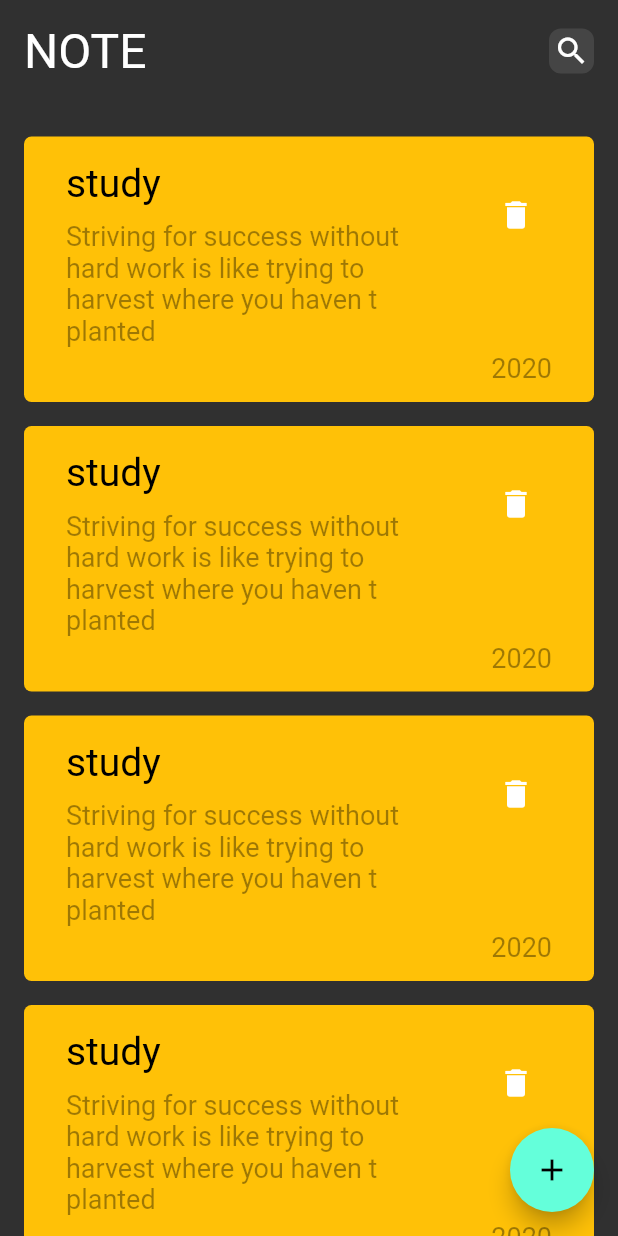
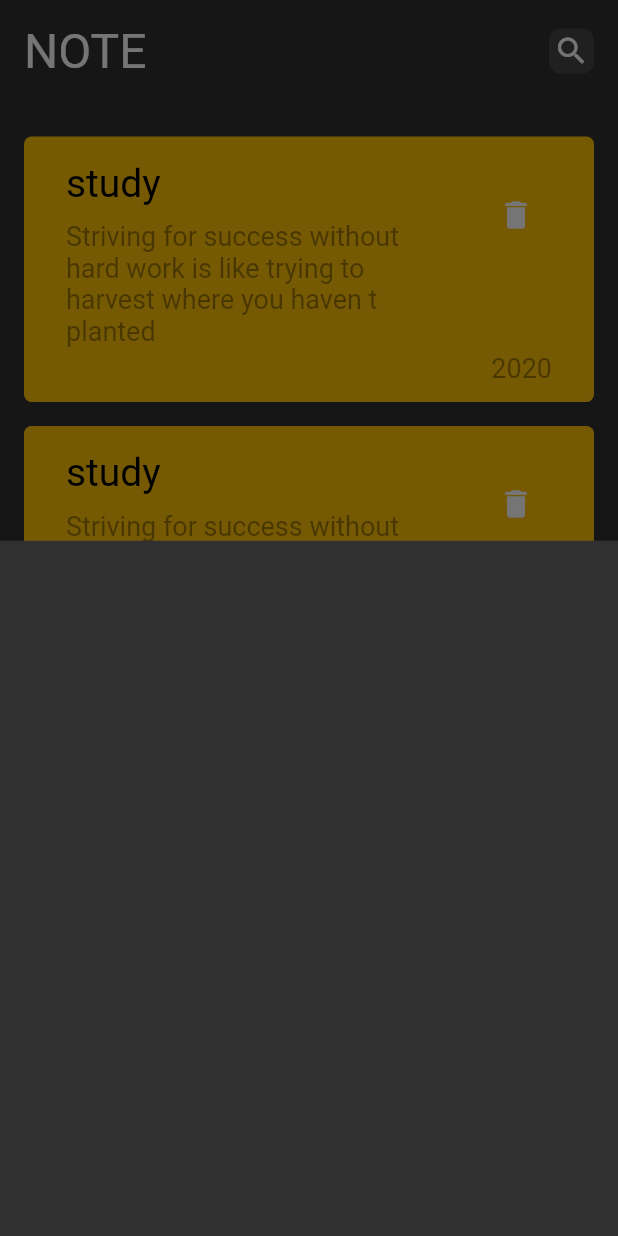
Before and after one commit to MCDiYae/note_app, a Flutter app: the screen it shows after launch, after a tap on the "add" icon, on a phone screen of 412 x 824 dp. Run offline on Flutter 3.47's test engine with Material 2 defaults, Android fonts, the light colour scheme and no system bars.

Commit message:
bottun add

```diff
--- a/lib/view/note_view.dart
+++ b/lib/view/note_view.dart
@@ -1,4 +1,5 @@
 import 'package:flutter/material.dart';
+import 'package:nnoteapp/view/widgets/bottom_add.dart';
 import 'package:nnoteapp/view/widgets/note_view_body.dart';
 
 class NoteView extends StatelessWidget {
@@ -6,9 +7,15 @@ class NoteView extends StatelessWidget {
 
   @override
   Widget build(BuildContext context) {
-    return  Scaffold(
+    return Scaffold(
       body: const NoteViewBody(),
-      floatingActionButton: FloatingActionButton(onPressed: (){},child: const Icon(Icons.add),),
+      floatingActionButton: FloatingActionButton(
+        onPressed: () {
+          showModalBottomSheet(
+              context: context, builder: (context) => const AddBottom());
+        },
+        child: const Icon(Icons.add),
+      ),
     );
   }
 }
--- /dev/null
+++ b/lib/view/widgets/bottom_add.dart
@@ -0,0 +1,10 @@
+import 'package:flutter/material.dart';
+
+class AddBottom extends StatelessWidget {
+  const AddBottom({super.key});
+
+  @override
+  Widget build(BuildContext context) {
+    return Container();
+  }
+}
```
